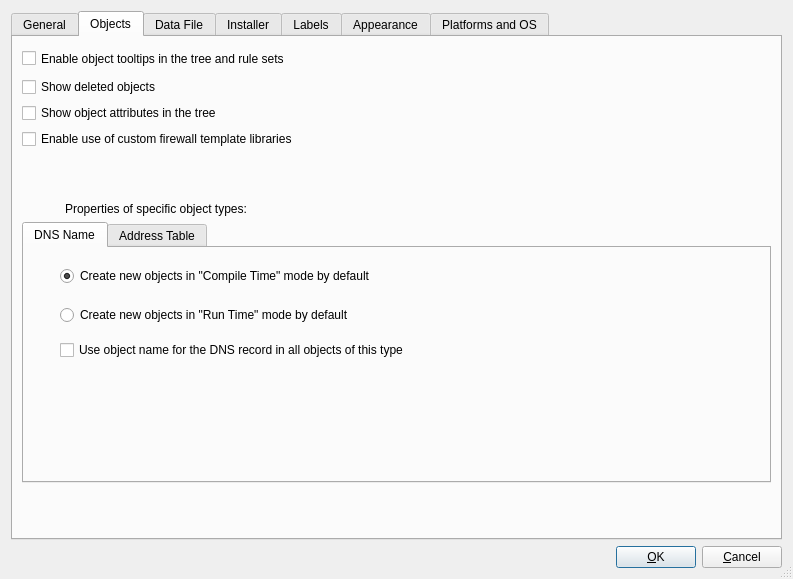
Old version of the form src/libgui/prefsdialog_q.ui in the repository fwbuilder/fwbuilder.
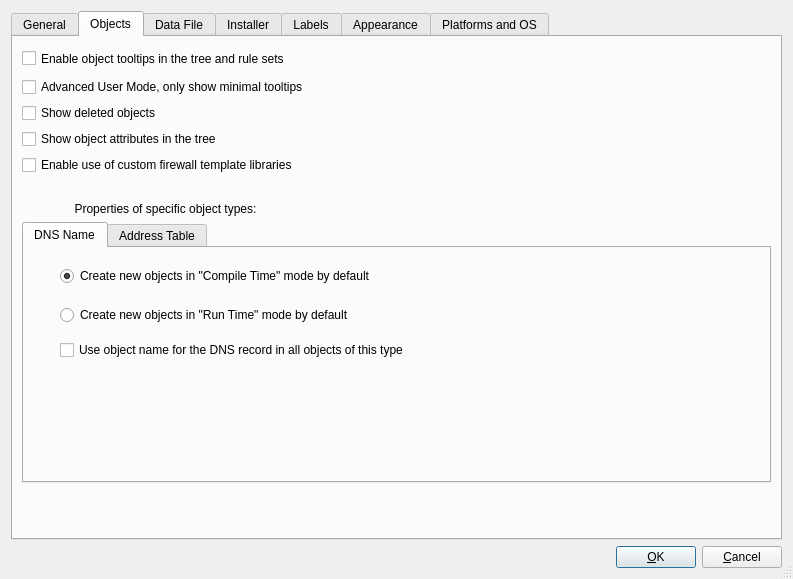
New version of the form. Icons and pictures are not drawn.

Commit message: Added advanced user mode tooltips option (fixed #1823)

Patch:
```diff
--- a/src/libgui/prefsdialog_q.ui
+++ b/src/libgui/prefsdialog_q.ui
@@ -217,21 +217,21 @@
          </property>
         </spacer>
        </item>
-       <item row="1" column="0">
+       <item row="2" column="0">
         <widget class="QCheckBox" name="deletedObj">
          <property name="text">
           <string>Show deleted objects</string>
          </property>
         </widget>
        </item>
-       <item row="2" column="0">
+       <item row="3" column="0">
         <widget class="QCheckBox" name="attributesInTree">
          <property name="text">
           <string>Show object attributes in the tree</string>
          </property>
         </widget>
        </item>
-       <item row="3" column="0" colspan="2">
+       <item row="4" column="0" colspan="2">
         <widget class="QCheckBox" name="enableCustomTemplates">
          <property name="toolTip">
           <string>The program comes with a library of template objects that can
@@ -243,7 +243,7 @@
          </property>
         </widget>
        </item>
-       <item row="4" column="0" colspan="2">
+       <item row="5" column="0" colspan="2">
         <spacer name="verticalSpacer_5">
          <property name="orientation">
           <enum>Qt::Vertical</enum>
@@ -256,7 +256,7 @@
          </property>
         </spacer>
        </item>
-       <item row="5" column="0">
+       <item row="6" column="0">
         <widget class="QLabel" name="label_9">
          <property name="text">
           <string>Properties of specific object types:</string>
@@ -266,7 +266,7 @@
          </property>
         </widget>
        </item>
-       <item row="6" column="0" colspan="2">
+       <item row="7" column="0" colspan="2">
         <widget class="QTabWidget" name="tabWidget_2">
          <property name="currentIndex">
           <number>0</number>
@@ -428,7 +428,7 @@
          </widget>
         </widget>
        </item>
-       <item row="7" column="0" colspan="2">
+       <item row="8" column="0" colspan="2">
         <spacer name="verticalSpacer_7">
          <property name="orientation">
           <enum>Qt::Vertical</enum>
@@ -441,6 +441,13 @@
          </property>
         </spacer>
        </item>
+       <item row="1" column="0">
+        <widget class="QCheckBox" name="advTooltipMode">
+         <property name="text">
+          <string>Advanced User Mode, only show minimal tooltips</string>
+         </property>
+        </widget>
+       </item>
       </layout>
      </widget>
      <widget class="QWidget" name="tabData">
@@ -448,10 +455,10 @@
        <string>Data File</string>
       </attribute>
       <layout class="QGridLayout" name="gridLayout_5">
-       <property name="topMargin">
+       <property name="verticalSpacing">
         <number>20</number>
        </property>
-       <property name="verticalSpacing">
+       <property name="topMargin">
         <number>20</number>
        </property>
        <item row="0" column="0">
@@ -709,8 +716,8 @@
              <string>&lt;!DOCTYPE HTML PUBLIC &quot;-//W3C//DTD HTML 4.0//EN&quot; &quot;http://www.w3.org/TR/REC-html40/strict.dtd&quot;&gt;
 &lt;html&gt;&lt;head&gt;&lt;meta name=&quot;qrichtext&quot; content=&quot;1&quot; /&gt;&lt;style type=&quot;text/css&quot;&gt;
 p, li { white-space: pre-wrap; }
-&lt;/style&gt;&lt;/head&gt;&lt;body style=&quot; font-family:'Sans Serif'; font-size:9pt; font-weight:400; font-style:normal;&quot;&gt;
-&lt;p style=&quot; margin-top:0px; margin-bottom:0px; margin-left:0px; margin-right:0px; -qt-block-indent:0; text-indent:0px;&quot;&gt;&lt;a href=&quot;http://www.chiark.greenend.org.uk/~sgtatham/putty/&quot;&gt;&lt;span style=&quot; font-family:'Lucida Grande'; font-size:8pt; text-decoration: underline; color:#0000ff;&quot;&gt;http://www.chiark.greenend.org.uk/~sgtatham/putty/&lt;/span&gt;&lt;/a&gt;&lt;/p&gt;&lt;/body&gt;&lt;/html&gt;</string>
+&lt;/style&gt;&lt;/head&gt;&lt;body style=&quot; font-family:'Lucida Grande'; font-size:13pt; font-weight:400; font-style:normal;&quot;&gt;
+&lt;p style=&quot; margin-top:0px; margin-bottom:0px; margin-left:0px; margin-right:0px; -qt-block-indent:0; text-indent:0px;&quot;&gt;&lt;a href=&quot;http://www.chiark.greenend.org.uk/~sgtatham/putty/&quot;&gt;&lt;span style=&quot; font-size:8pt; text-decoration: underline; color:#0000ff;&quot;&gt;http://www.chiark.greenend.org.uk/~sgtatham/putty/&lt;/span&gt;&lt;/a&gt;&lt;/p&gt;&lt;/body&gt;&lt;/html&gt;</string>
             </property>
             <property name="acceptRichText">
              <bool>true</bool>
@@ -796,10 +803,10 @@
        <string>Labels</string>
       </attribute>
       <layout class="QGridLayout" name="gridLayout_6">
-       <property name="topMargin">
+       <property name="verticalSpacing">
         <number>20</number>
        </property>
-       <property name="verticalSpacing">
+       <property name="topMargin">
         <number>20</number>
        </property>
        <item row="0" column="0" colspan="3">
```
Left out of the diff: 90 changed lines with no effect on the pictures. The commit also changes 3 other files.
